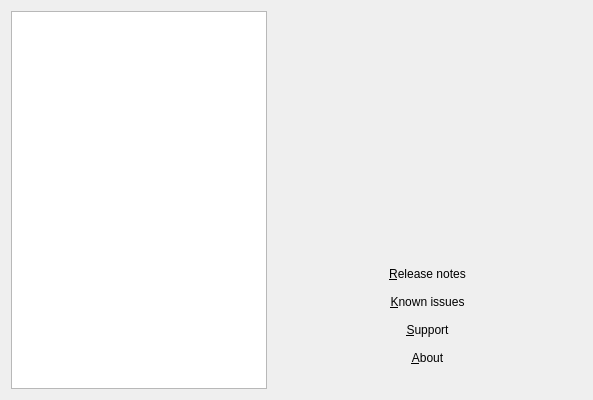
This is src/modules/welcome/WelcomePage.ui in calamares/calamares as Qt 5 draws it before an edit. The edited form follows.
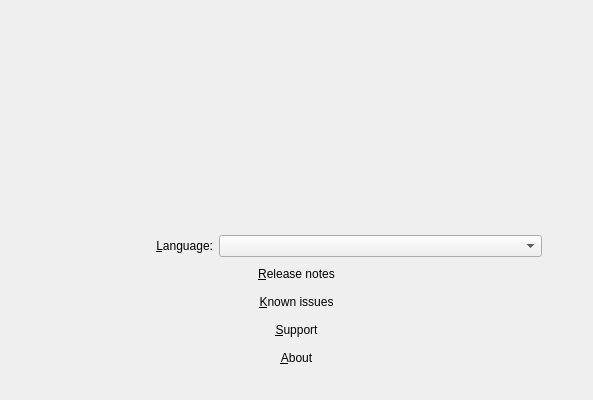
This is the edited form.

Commit message: Fix up identifiers + use QComboBox instead of QListView.

The edit to the form file:
```diff
--- a/src/modules/welcome/WelcomePage.ui
+++ b/src/modules/welcome/WelcomePage.ui
@@ -15,17 +15,7 @@
   </property>
   <layout class="QHBoxLayout" name="horizontalLayout">
    <item>
-    <widget class="QListWidget" name="languageWidget">
-     <property name="sizePolicy">
-      <sizepolicy hsizetype="Preferred" vsizetype="Expanding">
-       <horstretch>0</horstretch>
-       <verstretch>0</verstretch>
-      </sizepolicy>
-     </property>
-    </widget>
-   </item>
-   <item>
-    <layout class="QVBoxLayout" name="verticalLayout" stretch="0,0,0,0,0,0">
+    <layout class="QVBoxLayout" name="verticalLayout" stretch="0,0,0,0,0,0,0">
      <item>
       <spacer name="verticalSpacer_3">
        <property name="orientation">
@@ -81,6 +71,71 @@
        </property>
       </spacer>
      </item>
+     <item>
+      <layout class="QHBoxLayout" name="horizontalLayout_3">
+       <item>
+        <spacer name="horizontalSpacer_3">
+         <property name="orientation">
+          <enum>Qt::Horizontal</enum>
+         </property>
+         <property name="sizeType">
+          <enum>QSizePolicy::Maximum</enum>
+         </property>
+         <property name="sizeHint" stdset="0">
+          <size>
+           <width>40</width>
+           <height>20</height>
+          </size>
+         </property>
+        </spacer>
+       </item>
+       <item>
+        <widget class="QLabel" name="label">
+         <property name="sizePolicy">
+          <sizepolicy hsizetype="Preferred" vsizetype="Preferred">
+           <horstretch>1</horstretch>
+           <verstretch>0</verstretch>
+          </sizepolicy>
+         </property>
+         <property name="text">
+          <string>&amp;Language:</string>
+         </property>
+         <property name="alignment">
+          <set>Qt::AlignRight|Qt::AlignTrailing|Qt::AlignVCenter</set>
+         </property>
+         <property name="buddy">
+          <cstring>languageWidget</cstring>
+         </property>
+        </widget>
+       </item>
+       <item>
+        <widget class="QComboBox" name="languageWidget">
+         <property name="sizePolicy">
+          <sizepolicy hsizetype="Preferred" vsizetype="Fixed">
+           <horstretch>2</horstretch>
+           <verstretch>0</verstretch>
+          </sizepolicy>
+         </property>
+        </widget>
+       </item>
+       <item>
+        <spacer name="horizontalSpacer_4">
+         <property name="orientation">
+          <enum>Qt::Horizontal</enum>
+         </property>
+         <property name="sizeType">
+          <enum>QSizePolicy::Maximum</enum>
+         </property>
+         <property name="sizeHint" stdset="0">
+          <size>
+           <width>40</width>
+           <height>20</height>
+          </size>
+         </property>
+        </spacer>
+       </item>
+      </layout>
+     </item>
      <item>
       <layout class="QHBoxLayout" name="horizontalLayout_2">
        <item>
```
Left out of the diff: 4 changed lines with no effect on the pictures. The commit also changes 6 other files.
